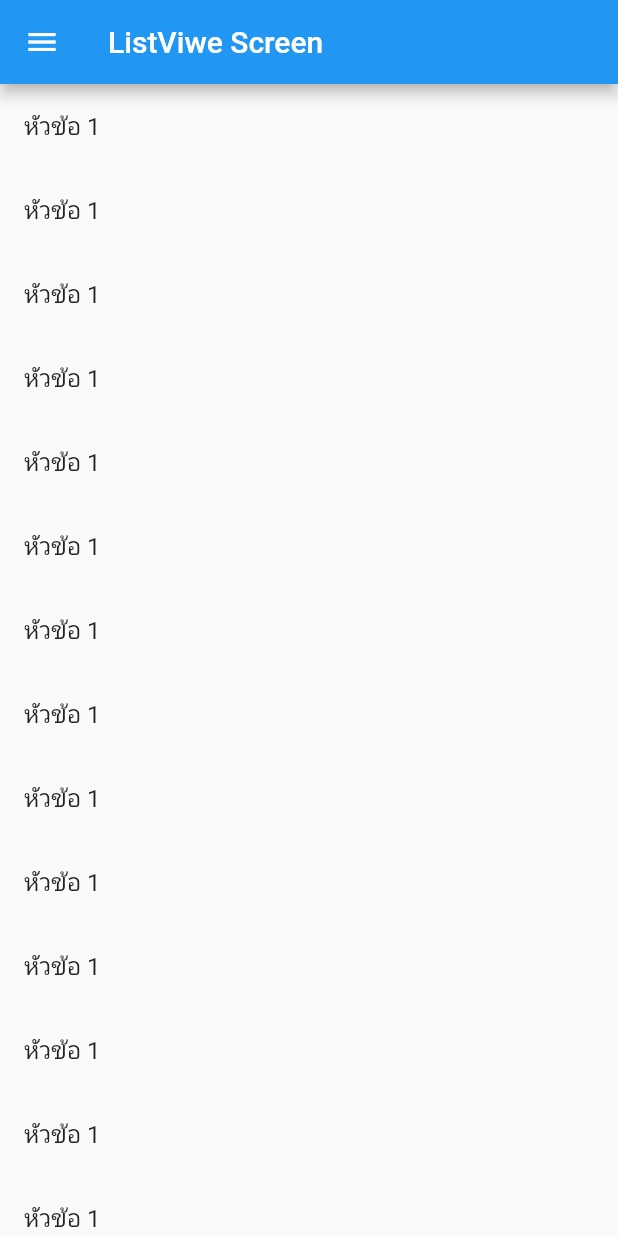
After one commit to ubonwan215/flutter_application_1, a Flutter app: the screen it shows after launch, after a tap on "กดปุ่มนี้ดู", on a phone screen of 412 x 824 dp. The commit adds this screen. Run offline on Flutter 3.47's test engine with Material 2 defaults, Android fonts, the phone set to English and light mode, and no system bars.

Commit message:
แก้ไข

```diff
--- a/lib/screen/home_screen.dart
+++ b/lib/screen/home_screen.dart
@@ -1,4 +1,9 @@
 import 'package:flutter/material.dart';
+import 'package:flutter_application_1/screen/form_screen.dart';
+import 'package:flutter_application_1/screen/list_view_sereen.dart';
+
+import 'Example_screen.dart';
+
 
 class HomeScreen extends StatefulWidget {
   HomeScreen({Key key}) : super(key: key);
@@ -21,25 +26,48 @@ class _HomeScreenState extends State<HomeScreen> {
       body: Center(
         child: Column(
           children: [
+            Container(color: Colors.brown, child: Text("cattttt")),
               Container(
-                color : Colors.brown,
-                child: Text("cattttt")),
-              Container(
-                  width: 350,
-                  height: 250,
+                  width: 250,
+                  height: 150,
                   color: Colors.blue[200],
                   child: Image.asset('assets/images/cat.jpg')),
+            ElevatedButton(
+              onPressed: () {
+                Navigator.push(
+                  context,
+                  MaterialPageRoute(
+                    builder: (context) => ListViewScreen(),
+                  ),
+                );
+              },
+              child: Text("กดปุ่มนี้ดู"),
+            ),
+            ElevatedButton(
+              onPressed: () {
+                Navigator.push(
+                  context,
+                  MaterialPageRoute(
+                    builder: (context) => FormScreen(),
+                  ),
+                );
+              },
+              child: Text("หน้าFormScreen"),
+            ),
+            ElevatedButton(
+              onPressed: () {
+                Navigator.push(
+                  context,
+                  MaterialPageRoute(
+                    builder: (context) =>Example(),
+                  ),
+                );
+              },
+              child: Text("หน้าExemple"),
+            ),
           ],
         ),
       ),
-        bottomNavigationBar: BottomNavigationBar(
-          items: [
-            BottomNavigationBarItem(icon: Icon(Icons.home), label: "home"),
-            BottomNavigationBarItem(icon: Icon(Icons.build), label: "build"),
-            BottomNavigationBarItem(icon: Icon(Icons.phone), label: "phone"),
-          ],
-        ),
-      ),
-    );
+    ));
   }
 }
--- /dev/null
+++ b/lib/screen/list_view_sereen.dart
@@ -0,0 +1,79 @@
+import 'package:flutter/material.dart';
+
+class ListViewScreen extends StatefulWidget {
+  ListViewScreen({Key key}) : super(key: key);
+
+  @override
+  _ListViewScreenState createState() => _ListViewScreenState();
+}
+
+class _ListViewScreenState extends State<ListViewScreen> {
+  @override
+  Widget build(BuildContext context) {
+    return Container(
+      child: Scaffold(
+          drawer: Drawer(),
+          appBar: AppBar(
+            title: Text("ListViwe Screen"),
+          ),
+          body: ListView(
+            children: [
+              ListTile(
+                title: Text("หัวข้อ 1"),
+              ),
+              ListTile(
+                title: Text("หัวข้อ 1"),
+              ),ListTile(
+                title: Text("หัวข้อ 1"),
+              ),ListTile(
+                title: Text("หัวข้อ 1"),
+              ),ListTile(
+                title: Text("หัวข้อ 1"),
+              ),ListTile(
+                title: Text("หัวข้อ 1"),
+              ),ListTile(
+                title: Text("หัวข้อ 1"),
+              ),ListTile(
+                title: Text("หัวข้อ 1"),
+              ),ListTile(
+                title: Text("หัวข้อ 1"),
+              ),ListTile(
+                title: Text("หัวข้อ 1"),
+              ),ListTile(
+                title: Text("หัวข้อ 1"),
+              ),ListTile(
+                title: Text("หัวข้อ 1"),
+              ),ListTile(
+                title: Text("หัวข้อ 1"),
+              ),ListTile(
+                title: Text("หัวข้อ 1"),
+              ),ListTile(
+                title: Text("หัวข้อ 1"),
+              ),ListTile(
+                title: Text("หัวข้อ 1"),
+              ),ListTile(
+                title: Text("หัวข้อ 1"),
+              ),ListTile(
+                title: Text("หัวข้อ 1"),
+              ),ListTile(
+                title: Text("หัวข้อ 1"),
+              ),ListTile(
+                title: Text("หัวข้อ 1"),
+              ),ListTile(
+                title: Text("หัวข้อ 1"),
+              ),ListTile(
+                title: Text("หัวข้อ 1"),
+              ),ListTile(
+                title: Text("หัวข้อ 1"),
+              ),ListTile(
+                title: Text("หัวข้อ 1"),
+              ),ListTile(
+                title: Text("หัวข้อ 1"),
+              ),ListTile(
+                title: Text("หัวข้อ 1"),
+              ),
+            ],
+          )),
+    );
+  }
+}
```
Also changed, not shown: lib/screen/Example_screen.dart (added, +79 -0 lines), lib/screen/form_screen.dart (added, +45 -0 lines), 1 other file. Lines whose indentation alone changed are shown as unchanged.
